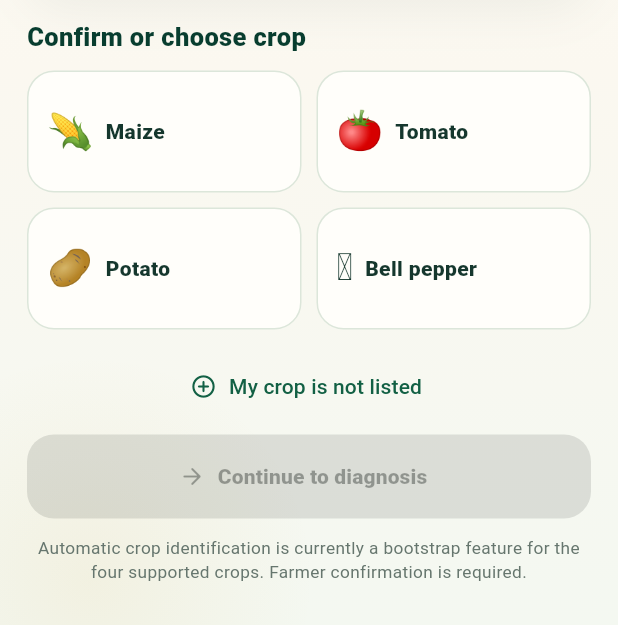
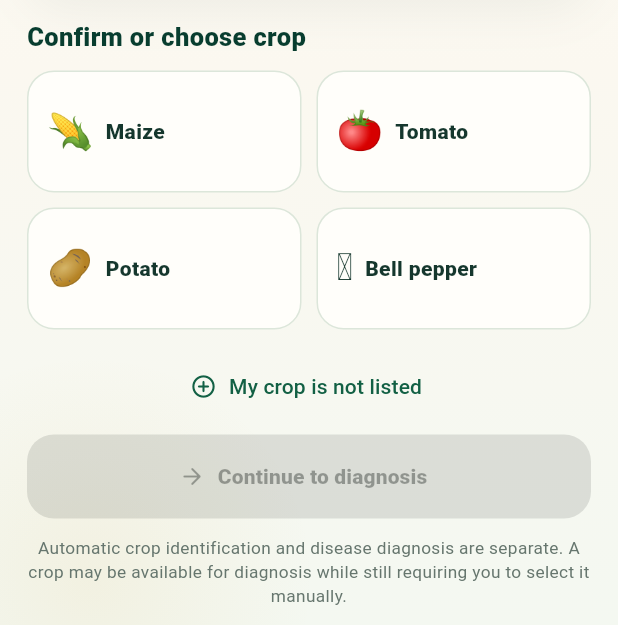
Before and after one commit to macdonaldchigutiro/CropMedic, a Flutter app: the CropConfirmationScreen screen opened directly with empty values, scrolled down 131 dp, on a phone screen of 412 x 824 dp, the part 611-1236 px from its top. Run offline on Flutter 3.47's test engine with Material 3 defaults, Android fonts, the light colour scheme and no system bars; our stand-ins replace image_picker, pdf, shared_preferences; missing offline and left inert: dart:html; accounts and stored records are empty; network calls fail.

Commit message:
Let farmer select newly validated diagnosis crops dynamically

```diff
--- a/crop_medic/lib/crop_confirmation_screen.dart
+++ b/crop_medic/lib/crop_confirmation_screen.dart
@@ -25,6 +25,7 @@ class CropConfirmationScreen extends StatefulWidget {
 
 class _CropConfirmationScreenState extends State<CropConfirmationScreen> {
   String? _selectedCrop;
+  List<CropOption> _diagnosisCrops = supportedCrops;
 
   String ui(String en, String sn, String nd, String toi) {
     switch (widget.lang) {
@@ -41,9 +42,31 @@ class _CropConfirmationScreenState extends State<CropConfirmationScreen> {
     if (widget.guess.accepted && widget.guess.crop.isNotEmpty) {
       _selectedCrop = widget.guess.crop;
     }
+    _loadCapabilities();
+  }
+
+  Future<void> _loadCapabilities() async {
+    try {
+      final capabilities = await fetchCapabilities();
+      final options = <CropOption>[];
+      for (final id in capabilities.diagnosisSupportedCrops) {
+        final crop = cropById(id);
+        if (crop != null && !options.any((item) => item.id == crop.id)) {
+          options.add(crop);
+        }
+      }
+      if (!mounted || options.isEmpty) return;
+      setState(() => _diagnosisCrops = options);
+    } catch (_) {
+      // Keep the built-in four-crop fallback if the capabilities endpoint is
+      // temporarily unavailable. Diagnosis requests still enforce backend rules.
+    }
   }
 
   void _showRoadmap() {
+    final activeIds = _diagnosisCrops.map((crop) => crop.id).toSet();
+    final futureCrops = allCrops.where((crop) => !activeIds.contains(crop.id)).toList();
+
     showModalBottomSheet<void>(
       context: context,
       isScrollControlled: true,
@@ -99,7 +122,7 @@ class _CropConfirmationScreenState extends State<CropConfirmationScreen> {
             Wrap(
               spacing: 8,
               runSpacing: 8,
-              children: roadmapCrops
+              children: futureCrops
                   .map((crop) => Chip(label: Text('${crop.emoji} ${crop.label(widget.lang)}')))
                   .toList(),
             ),
@@ -230,7 +253,7 @@ class _CropConfirmationScreenState extends State<CropConfirmationScreen> {
                     mainAxisSpacing: 10,
                     crossAxisSpacing: 10,
                     childAspectRatio: 2.25,
-                    children: supportedCrops.map((crop) {
+                    children: _diagnosisCrops.map((crop) {
                       final selected = _selectedCrop == crop.id;
                       return InkWell(
                         onTap: () => setState(() => _selectedCrop = crop.id),
@@ -300,10 +323,10 @@ class _CropConfirmationScreenState extends State<CropConfirmationScreen> {
                   const SizedBox(height: 12),
                   Text(
                     ui(
-                      'Automatic crop identification is currently a bootstrap feature for the four supported crops. Farmer confirmation is required.',
-                      'Kuziva chirimwa otomatiki kuchiri kwekutanga pazvirimwa zvina zvinotsigirwa. Murimi anofanira kusimbisa.',
-                      'Ukubona isilimo ngokuzenzakalela kuseyisigaba sokuqala ezilimweni ezine. Umlimi kumele aqinisekise.',
-                      'Kuziba mulimo kuli mukutalika kumilimo yone. Mulimi ulasinizya.',
+                      'Automatic crop identification and disease diagnosis are separate. A crop may be available for diagnosis while still requiring you to select it manually.',
+                      'Kuziva chirimwa otomatiki nekuongorora chirwere zvinhu zvakasiyana. Chirimwa chinogona kutsigirwa pakuongorora asi uchifanira kuchisarudza nemaoko.',
+                      'Ukubona isilimo ngokuzenzakalela lokuhlola isifo kwehlukene. Isilimo singasekelwa ekuhlolweni kodwa kudingeke usikhethe wena.',
+                      'Kuziba mulimo otomatiki akuyandula bulwazi zilapalana. Mulimo inga walagwasigwa mukuyandulwa pele ulasala lwako.',
                     ),
                     textAlign: TextAlign.center,
                     style: const TextStyle(color: Palette.textDim, fontSize: 11.5, height: 1.35),
```
